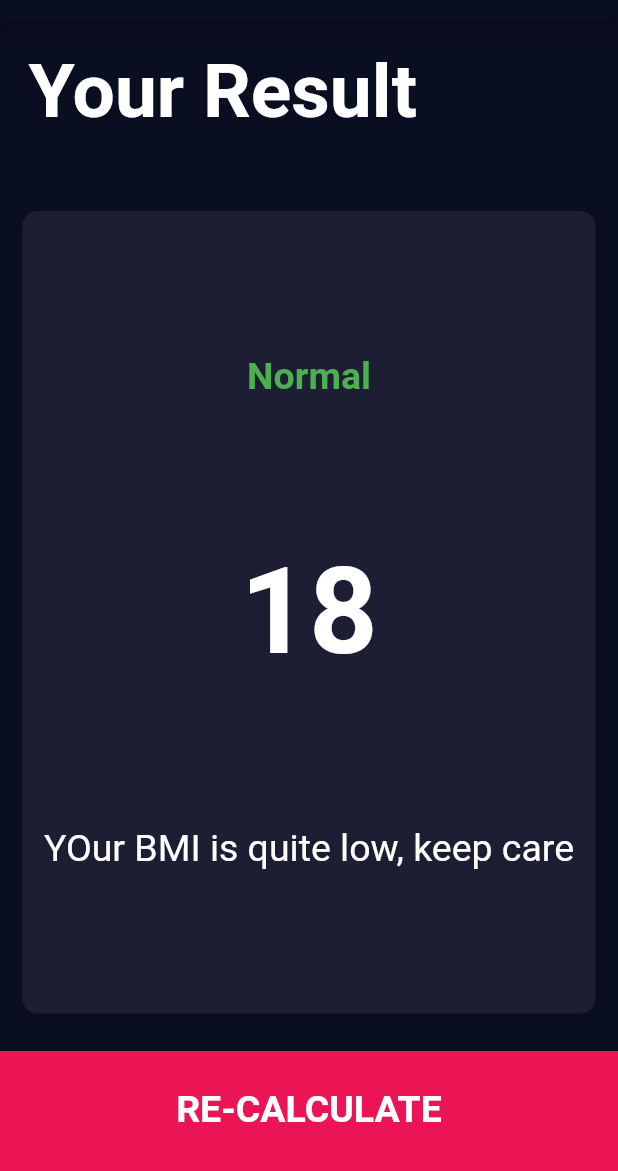
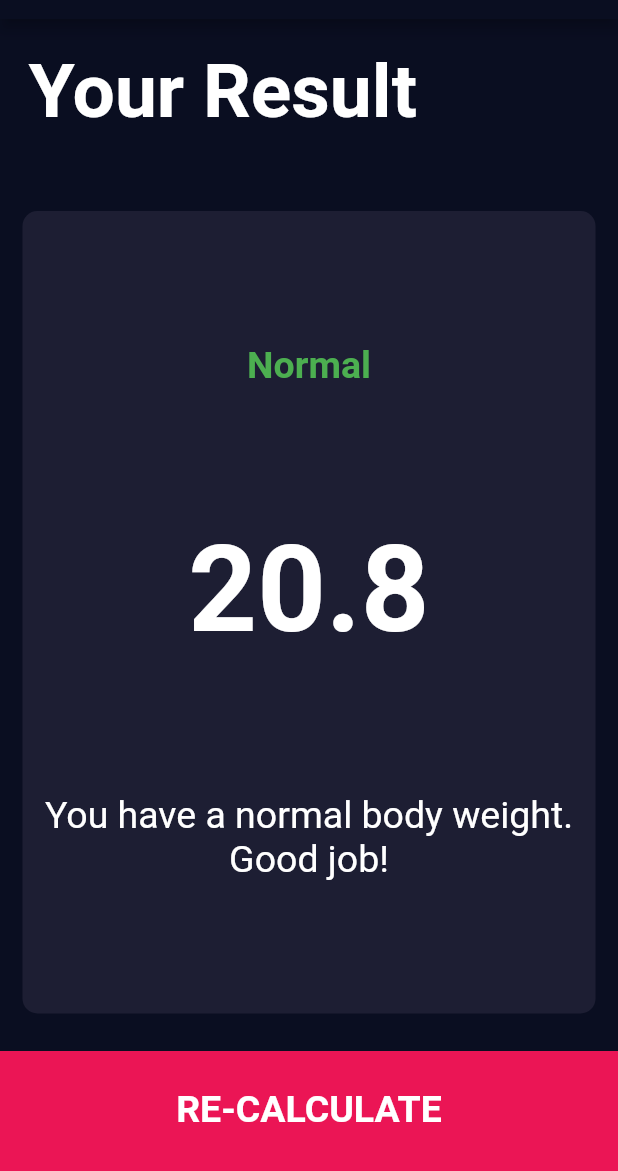
Before and after one commit to mittalsam98/bmi_calculator, a Flutter app: the screen it shows after launch, after a tap on "CALCULATE", on a phone screen of 412 x 824 dp, the part 65-1236 px from its top. Run offline on Flutter 3.47's test engine with Material 2 defaults, Android fonts, the phone set to English and light mode, and no system bars; our stand-ins replace font_awesome_flutter.

Commit message:
final functionality added

```diff
--- /dev/null
+++ b/lib/calculator_brain.dart
@@ -0,0 +1,35 @@
+import 'dart:math';
+
+class CalculatorBrain {
+  CalculatorBrain({this.height, this.weight});
+
+  final int height;
+  final int weight;
+
+  double _bmi;
+
+  String calculateBMI() {
+    _bmi = weight / pow(height / 100, 2);
+    return _bmi.toStringAsFixed(1);
+  }
+
+  String getResult() {
+    if (_bmi >= 25) {
+      return 'Overweight';
+    } else if (_bmi > 18.5) {
+      return 'Normal';
+    } else {
+      return 'Underweight';
+    }
+  }
+
+  String getInterpretation() {
+    if (_bmi >= 25) {
+      return 'You have a higher than normal body weight. Try to exercise more.';
+    } else if (_bmi >= 18.5) {
+      return 'You have a normal body weight. Good job!';
+    } else {
+      return 'You have a lower than normal body weight. You can eat a bit more.';
+    }
+  }
+}
--- a/lib/input_page.dart
+++ b/lib/input_page.dart
@@ -8,6 +8,7 @@ import 'constants.dart';
 import 'result_page.dart';
 import 'bottom_button.dart';
 import 'round_icon_button.dart';
+import 'calculator_brain.dart';
 
 enum Gender { male, female }
 
@@ -207,11 +208,17 @@ class _InputPageState extends State<InputPage> {
           ),
           BottomButton(
             onPress: () {
+              CalculatorBrain calc =
+                  CalculatorBrain(height: height, weight: weight);
               Navigator.push(
                 context,
                 MaterialPageRoute(
                   builder: (context) {
-                    return ResultPage();
+                    return ResultPage(
+                      bmiResult: calc.calculateBMI(),
+                      resultText: calc.getResult(),
+                      interpretation: calc.getInterpretation(),
+                    );
                   },
                 ),
               );
--- a/lib/result_page.dart
+++ b/lib/result_page.dart
@@ -5,6 +5,15 @@ import 'resuable_card.dart';
 import 'bottom_button.dart';
 
 class ResultPage extends StatelessWidget {
+  ResultPage(
+      {@required this.interpretation,
+      @required this.bmiResult,
+      @required this.resultText});
+
+  final String bmiResult;
+  final String resultText;
+  final String interpretation;
+
   @override
   Widget build(BuildContext context) {
     return Scaffold(
@@ -33,17 +42,17 @@ class ResultPage extends StatelessWidget {
                 mainAxisAlignment: MainAxisAlignment.spaceEvenly,
                 children: <Widget>[
                   Text(
-                    'Normal',
+                    resultText,
                     textAlign: TextAlign.center,
                     style: kResultTextStyle,
                   ),
                   Text(
-                    '18',
+                    bmiResult,
                     textAlign: TextAlign.center,
                     style: kBMITextStyle,
                   ),
                   Text(
-                    'YOur BMI is quite low, keep care',
+                    interpretation,
                     textAlign: TextAlign.center,
                     style: kBodyTextStyle,
                   ),
```
